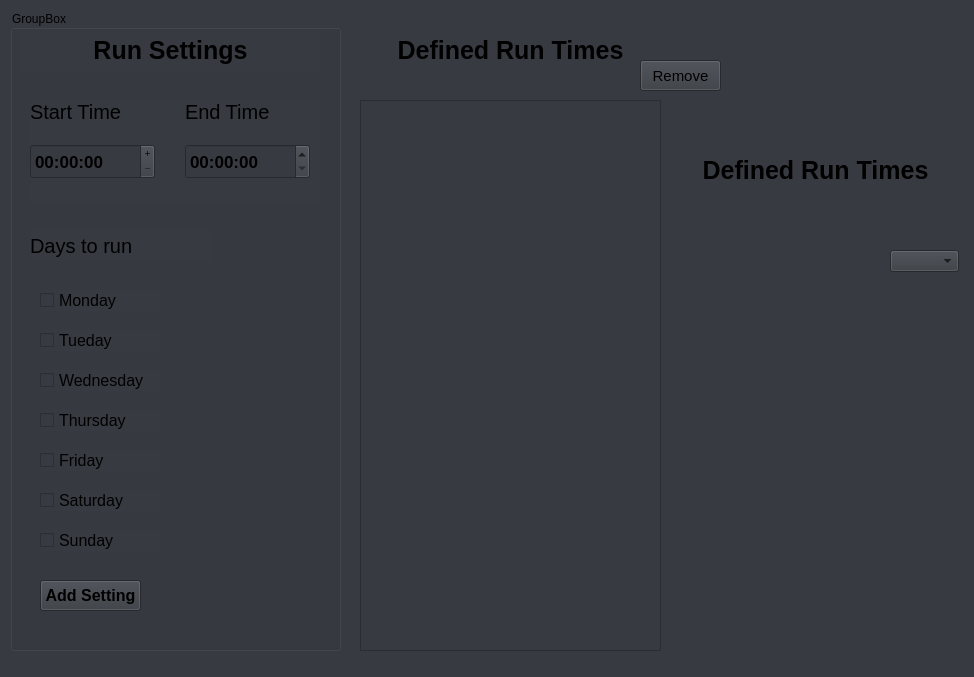
First picture: the form in Settings.ui, repository CurioScrounge/Productive_App, before the edit.
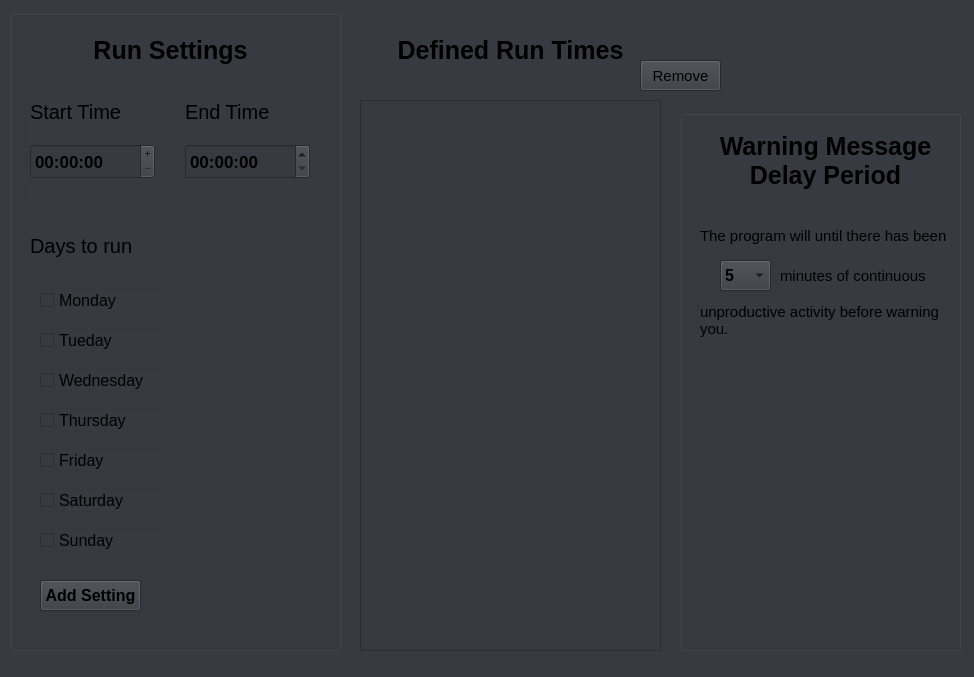
Second picture: the form after the edit.

Commit message: Created delay period choices and option

What changed in the file:
```diff
--- a/Settings.ui
+++ b/Settings.ui
@@ -49,8 +49,18 @@
       <height>641</height>
      </rect>
     </property>
+    <property name="styleSheet">
+     <string notr="true">QGroupBox{
+	border-color: rgba(255, 255, 255, 0);
+}
+
+</string>
+    </property>
     <property name="title">
-     <string>GroupBox</string>
+     <string/>
+    </property>
+    <property name="flat">
+     <bool>false</bool>
     </property>
     <widget class="QLabel" name="label_3">
      <property name="geometry">
@@ -375,16 +385,6 @@
      <string>Remove</string>
     </property>
    </widget>
-   <widget class="QComboBox" name="comboBox">
-    <property name="geometry">
-     <rect>
-      <x>890</x>
-      <y>250</y>
-      <width>69</width>
-      <height>22</height>
-     </rect>
-    </property>
-   </widget>
    <widget class="QLabel" name="label_5">
     <property name="geometry">
      <rect>
@@ -409,29 +409,140 @@
      <set>Qt::AlignCenter</set>
     </property>
    </widget>
-   <widget class="QLabel" name="label_6">
+   <widget class="QGroupBox" name="groupBox_2">
     <property name="geometry">
      <rect>
       <x>680</x>
-      <y>150</y>
-      <width>271</width>
-      <height>41</height>
+      <y>110</y>
+      <width>281</width>
+      <height>541</height>
      </rect>
     </property>
-    <property name="font">
-     <font>
-      <family>Segoe UI</family>
-      <pointsize>19</pointsize>
-      <weight>75</weight>
-      <bold>true</bold>
-     </font>
+    <property name="styleSheet">
+     <string notr="true">QGroupBox{
+	border-color: rgba(255, 255, 255, 0);
+}
+</string>
     </property>
-    <property name="text">
-     <string>Defined Run Times</string>
+    <property name="title">
+     <string/>
     </property>
-    <property name="alignment">
-     <set>Qt::AlignCenter</set>
-    </property>
+    <widget class="QLabel" name="label_6">
+     <property name="geometry">
+      <rect>
+       <x>20</x>
+       <y>10</y>
+       <width>251</width>
+       <height>81</height>
+      </rect>
+     </property>
+     <property name="font">
+      <font>
+       <family>Segoe UI</family>
+       <pointsize>19</pointsize>
+       <weight>75</weight>
+       <bold>true</bold>
+      </font>
+     </property>
+     <property name="text">
+      <string>Warning Message Delay Period</string>
+     </property>
+     <property name="alignment">
+      <set>Qt::AlignCenter</set>
+     </property>
+     <property name="wordWrap">
+      <bool>true</bool>
+     </property>
+    </widget>
+    <widget class="QComboBox" name="comboBox">
+     <property name="geometry">
+      <rect>
+       <x>40</x>
+       <y>150</y>
+       <width>51</width>
+       <height>31</height>
+      </rect>
+     </property>
+     <property name="font">
+      <font>
+       <family>Segoe UI</family>
+       <pointsize>12</pointsize>
+       <weight>75</weight>
+       <bold>true</bold>
+      </font>
+     </property>
+     <item>
+      <property name="text">
+       <string>5</string>
+      </property>
+     </item>
+    </widget>
+    <widget class="QLabel" name="label_7">
+     <property name="geometry">
+      <rect>
+       <x>20</x>
+       <y>110</y>
+       <width>251</width>
+       <height>31</height>
+      </rect>
+     </property>
+     <property name="font">
+      <font>
+       <family>Segoe UI</family>
+       <pointsize>11</pointsize>
+      </font>
+     </property>
+     <property name="text">
+      <string>The program will until there has been</string>
+     </property>
+     <property name="wordWrap">
+      <bool>true</bool>
+     </property>
+    </widget>
+    <widget class="QLabel" name="label_8">
+     <property name="geometry">
+      <rect>
+       <x>100</x>
+       <y>150</y>
+       <width>161</width>
+       <height>31</height>
+      </rect>
+     </property>
+     <property name="font">
+      <font>
+       <family>Segoe UI</family>
+       <pointsize>11</pointsize>
+      </font>
+     </property>
+     <property name="text">
+      <string>minutes of continuous</string>
+     </property>
+     <property name="wordWrap">
+      <bool>true</bool>
+     </property>
+    </widget>
+    <widget class="QLabel" name="label_9">
+     <property name="geometry">
+      <rect>
+       <x>20</x>
+       <y>190</y>
+       <width>251</width>
+       <height>41</height>
+      </rect>
+     </property>
+     <property name="font">
+      <font>
+       <family>Segoe UI</family>
+       <pointsize>11</pointsize>
+      </font>
+     </property>
+     <property name="text">
+      <string>unproductive activity before warning you.</string>
+     </property>
+     <property name="wordWrap">
+      <bool>true</bool>
+     </property>
+    </widget>
    </widget>
    <zorder>groupBox</zorder>
    <zorder>ExistingRunTimes</zorder>
```
Left out of the diff: 3 changed lines with no effect on the pictures.
